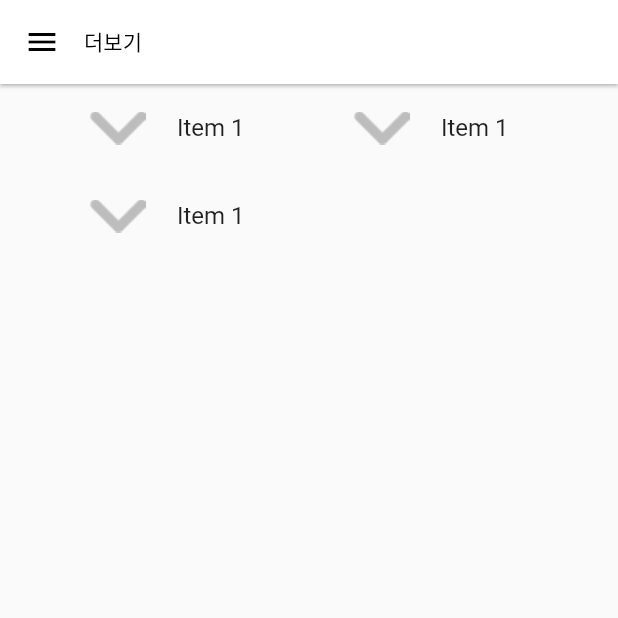
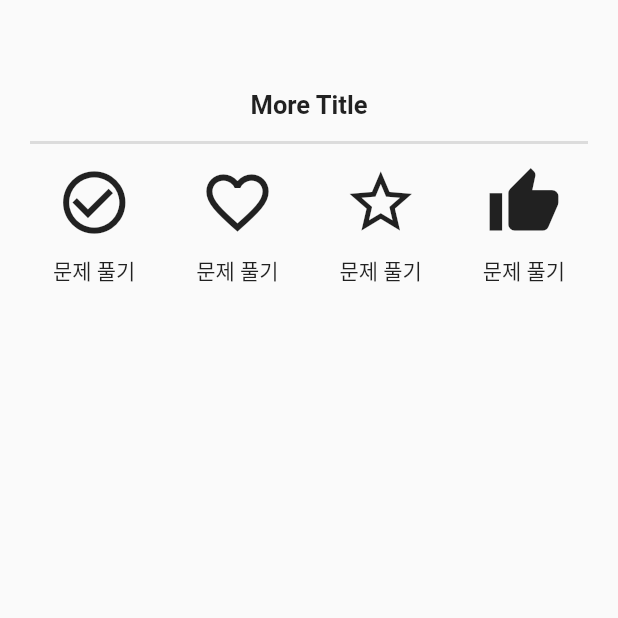
Before and after one commit to JeHeeYu/Memorize-Wodrds, a Flutter app: the MorePage screen opened directly, on a phone screen of 412 x 824 dp, the top half of it. Run offline on Flutter 3.47's test engine with Material 2 defaults, Android fonts, the phone set to English and light mode, and no system bars; our stand-ins replace cloud_firestore, firebase_auth, firebase_core, firebase_database, flutter_tts, fluttertoast and 3 more; accounts and stored records are empty.

Commit message:
Feat: 더보기 화면 구현

```diff
--- a/lib/src/pages/more_page.dart
+++ b/lib/src/pages/more_page.dart
@@ -1,56 +1,85 @@
 import 'package:flutter/material.dart';
-import 'package:flutter/src/widgets/framework.dart';
-import 'package:flutter/src/widgets/placeholder.dart';
 
-import '../components/app_bar_widget.dart';
-import '../components/left_menu.dart';
-import '../statics/images_data.dart';
 import '../statics/strings_data.dart';
 
 class MorePage extends StatelessWidget {
-  const MorePage({super.key});
+  const MorePage({Key? key}) : super(key: key);
 
-  Widget _buildGridItem(AssetImage image, String text) {
-    return Container(
-      padding: const EdgeInsets.all(8),
-      child: Row(
-        children: [
-          Expanded(
-            child: Image(
-              image: image,
-              // width: 20,
-              // height: 20,
+  Widget _buildGridItem(IconData iconData, String text, int index) {
+    return GestureDetector(
+      onTap: () {
+        print('jehee Test : $index');
+      },
+      child: Container(
+        child: Column(
+          children: [
+            Icon(
+              iconData,
+              size: 50,
             ),
-          ),
-          const SizedBox(height: 8),
-          Expanded(
-            child: Text(
+            const SizedBox(height: 10),
+            Text(
               text,
-              style: const TextStyle(fontSize: 16),
+              style: const TextStyle(fontSize: 14),
             ),
-          ),
-        ],
+          ],
+        ),
       ),
     );
   }
 
   @override
   Widget build(BuildContext context) {
+    final List<IconData> iconList = [
+      Icons.check_circle_outline,
+      Icons.favorite_border,
+      Icons.star_border,
+      Icons.thumb_up,
+    ];
+
+    final List<String> stringList = [
+      Strings.STR_MORE_TEST,
+      Strings.STR_MORE_TEST,
+      Strings.STR_MORE_TEST,
+      Strings.STR_MORE_TEST,
+    ];
+
     return Scaffold(
-      appBar: const AppBarWidget(
-        title: Strings.STR_PROFILE_MORE,
-      ),
-      drawer: const LeftMenu(),
       body: Padding(
-        padding: const EdgeInsets.symmetric(horizontal: 30),
-        child: GridView.count(
-          crossAxisCount: 2,
-          childAspectRatio: 3,
+        padding: const EdgeInsets.symmetric(horizontal: 20),
+        child: Column(
           children: [
-            _buildGridItem(AssetImage(Images.IMG_ARROW_BOTTOM), 'Item 1'),
-            _buildGridItem(AssetImage(Images.IMG_ARROW_BOTTOM), 'Item 1'),
-            _buildGridItem(AssetImage(Images.IMG_ARROW_BOTTOM), 'Item 1'),
-            // 그리드 아이템을 추가해 나갈 수 있습니다.
+            const SizedBox(height: 60),
+            Row(
+              mainAxisAlignment: MainAxisAlignment.center,
+              children: const [
+                Text(
+                  'More Title',
+                  style: TextStyle(
+                    fontSize: 17,
+                    fontWeight: FontWeight.bold,
+                  ),
+                ),
+              ],
+            ),
+            const Divider(
+              height: 30,
+              thickness: 2,
+            ),
+            Expanded(
+              child: GridView.builder(
+                gridDelegate: const SliverGridDelegateWithFixedCrossAxisCount(
+                  crossAxisCount: 4,
+                  mainAxisSpacing: 60,
+                  crossAxisSpacing: 10,
+                  childAspectRatio: 1,
+                ),
+                itemCount: 4,
+                itemBuilder: (BuildContext context, int index) {
+                  return _buildGridItem(iconList[index], stringList[index], index);
+                },
+              ),
+            ),
           ],
         ),
       ),
--- a/lib/src/statics/strings_data.dart
+++ b/lib/src/statics/strings_data.dart
@@ -65,6 +65,10 @@ class Strings {
   // Login Screen
   static const String STR_LOGIN_GOOGLE = "Google 계정으로 계속하기";
 
+  // More Page
+  static const String STR_MORE_TITLE = "전체 서비스 모아보기";
+  static const String STR_MORE_TEST = "문제 풀기";
+
   // Firestore Key
   static const String STR_FIRESTORE_USERS_COLLECTION = 'users';
   static const String STR_FIRESTORE_DATA_COLLECTION = 'data';
```
